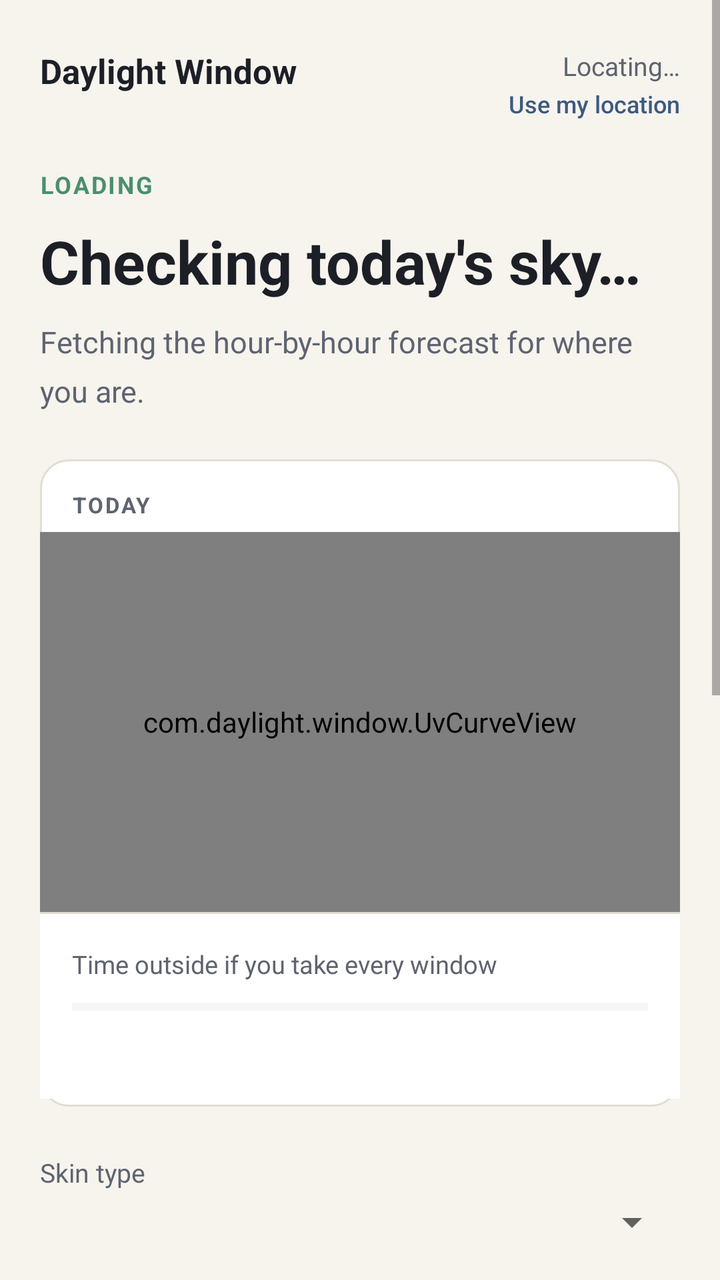
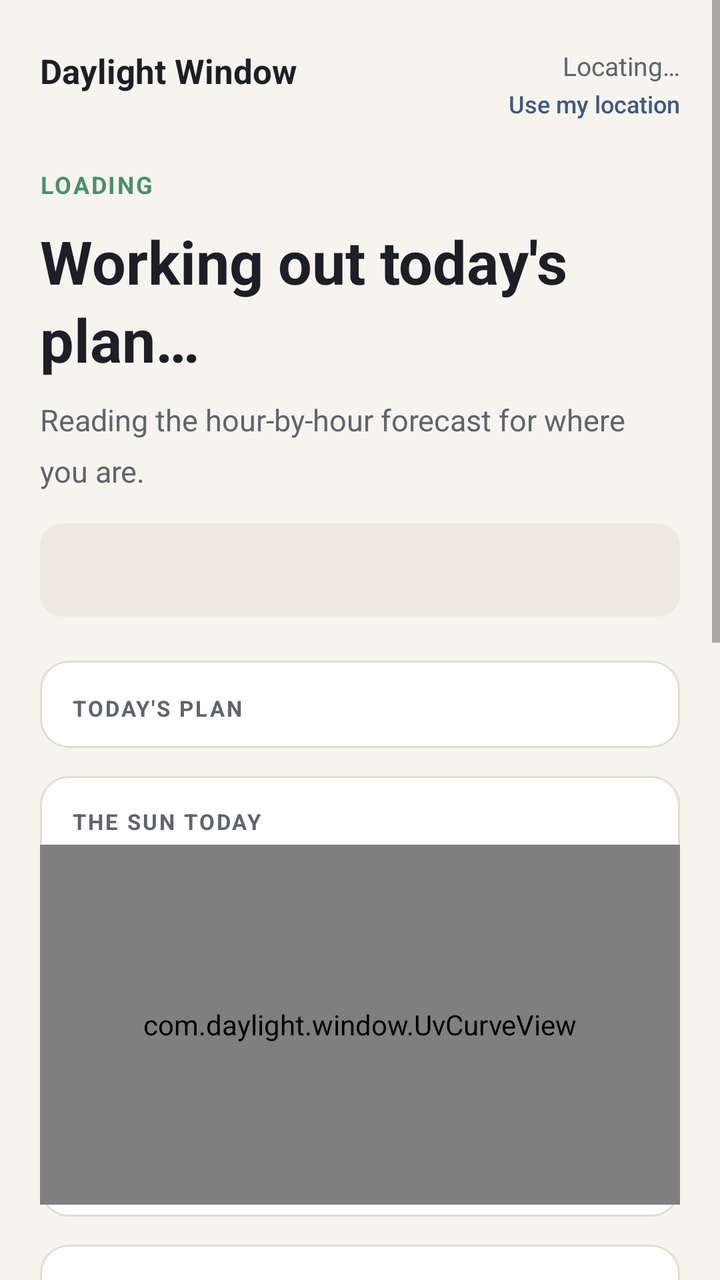

Two renders of the same Android screen: before a commit and after it. Below are the layout's source before the change and the commit's diff.
<!-- AndroidManifest.xml: application theme Theme.Daylight -->
<!-- res/layout/activity_main.xml -->
<?xml version="1.0" encoding="utf-8"?>
<ScrollView xmlns:android="http://schemas.android.com/apk/res/android"
    android:layout_width="match_parent"
    android:layout_height="match_parent"
    android:background="@color/paper"
    android:fillViewport="true">

    <LinearLayout
        android:layout_width="match_parent"
        android:layout_height="wrap_content"
        android:orientation="vertical"
        android:paddingStart="20dp"
        android:paddingEnd="20dp"
        android:paddingTop="24dp"
        android:paddingBottom="40dp">

        
        <LinearLayout
            android:layout_width="match_parent"
            android:layout_height="wrap_content"
            android:orientation="horizontal"
            android:baselineAligned="true">

            <TextView
                android:layout_width="0dp"
                android:layout_height="wrap_content"
                android:layout_weight="1"
                android:text="@string/app_name"
                android:textColor="@color/ink"
                android:textSize="17sp"
                android:textStyle="bold" />

            <LinearLayout
                android:layout_width="wrap_content"
                android:layout_height="wrap_content"
                android:orientation="vertical"
                android:gravity="end">

                <TextView
                    android:id="@+id/place"
                    android:layout_width="wrap_content"
                    android:layout_height="wrap_content"
                    android:text="@string/locating"
                    android:textColor="@color/ink_soft"
                    android:textSize="13sp" />

                <Button
                    android:id="@+id/relocate"
                    style="?android:attr/borderlessButtonStyle"
                    android:layout_width="wrap_content"
                    android:layout_height="wrap_content"
                    android:minHeight="0dp"
                    android:minWidth="0dp"
                    android:paddingStart="0dp"
                    android:paddingEnd="0dp"
                    android:paddingTop="2dp"
                    android:paddingBottom="2dp"
                    android:text="@string/use_my_location"
                    android:textAllCaps="false"
                    android:textColor="@color/accent"
                    android:textSize="12sp" />
            </LinearLayout>
        </LinearLayout>

        
        <TextView
            android:id="@+id/status"
            android:layout_width="wrap_content"
            android:layout_height="wrap_content"
            android:layout_marginTop="22dp"
            android:letterSpacing="0.08"
            android:text="@string/status_loading"
            android:textAllCaps="true"
            android:textColor="@color/uv_none"
            android:textSize="12sp"
            android:textStyle="bold" />

        <TextView
            android:id="@+id/headline"
            android:layout_width="match_parent"
            android:layout_height="wrap_content"
            android:layout_marginTop="10dp"
            android:lineSpacingMultiplier="1.1"
            android:text="@string/headline_loading"
            android:textColor="@color/ink"
            android:textSize="30sp"
            android:textStyle="bold" />

        <TextView
            android:id="@+id/detail"
            android:layout_width="match_parent"
            android:layout_height="wrap_content"
            android:layout_marginTop="10dp"
            android:lineSpacingMultiplier="1.35"
            android:text="@string/detail_loading"
            android:textColor="@color/ink_soft"
            android:textSize="15sp" />

        
        <LinearLayout
            android:layout_width="match_parent"
            android:layout_height="wrap_content"
            android:layout_marginTop="24dp"
            android:background="@drawable/card"
            android:orientation="vertical"
            android:paddingBottom="4dp">

            <LinearLayout
                android:layout_width="match_parent"
                android:layout_height="wrap_content"
                android:orientation="horizontal"
                android:baselineAligned="true"
                android:paddingStart="16dp"
                android:paddingEnd="16dp"
                android:paddingTop="14dp">

                <TextView
                    android:layout_width="0dp"
                    android:layout_height="wrap_content"
                    android:layout_weight="1"
                    android:letterSpacing="0.09"
                    android:text="@string/today"
                    android:textAllCaps="true"
                    android:textColor="@color/ink_soft"
                    android:textSize="11sp"
                    android:textStyle="bold" />

                <TextView
                    android:id="@+id/peak"
                    android:layout_width="wrap_content"
                    android:layout_height="wrap_content"
                    android:textColor="@color/ink_soft"
                    android:textSize="12sp" />
            </LinearLayout>

            <com.daylight.window.UvCurveView
                android:id="@+id/curve"
                android:layout_width="match_parent"
                android:layout_height="190dp"
                android:layout_marginTop="6dp" />

            <LinearLayout
                android:id="@+id/windows"
                android:layout_width="match_parent"
                android:layout_height="wrap_content"
                android:orientation="vertical" />

            
            <LinearLayout
                android:layout_width="match_parent"
                android:layout_height="wrap_content"
                android:background="@drawable/divider_top"
                android:orientation="vertical"
                android:padding="16dp">

                <LinearLayout
                    android:layout_width="match_parent"
                    android:layout_height="wrap_content"
                    android:orientation="horizontal"
                    android:baselineAligned="true">

                    <TextView
                        android:layout_width="0dp"
                        android:layout_height="wrap_content"
                        android:layout_weight="1"
                        android:text="@string/summary_label"
                        android:textColor="@color/ink_soft"
                        android:textSize="12.5sp" />

                    <TextView
                        android:id="@+id/summary_value"
                        android:layout_width="wrap_content"
                        android:layout_height="wrap_content"
                        android:textColor="@color/ink"
                        android:textSize="14sp"
                        android:textStyle="bold" />
                </LinearLayout>

                <ProgressBar
                    android:id="@+id/summary_bar"
                    style="?android:attr/progressBarStyleHorizontal"
                    android:layout_width="match_parent"
                    android:layout_height="7dp"
                    android:layout_marginTop="9dp"
                    android:max="100"
                    android:progressTint="@color/uv_none"
                    android:progressBackgroundTint="@color/rule" />

                <TextView
                    android:id="@+id/summary_hint"
                    android:layout_width="match_parent"
                    android:layout_height="wrap_content"
                    android:layout_marginTop="9dp"
                    android:lineSpacingMultiplier="1.3"
                    android:textColor="@color/ink_soft"
                    android:textSize="12.5sp" />
            </LinearLayout>
        </LinearLayout>

        
        <TextView
            android:layout_width="match_parent"
            android:layout_height="wrap_content"
            android:layout_marginTop="24dp"
            android:text="@string/label_skin"
            android:textColor="@color/ink_soft"
            android:textSize="13sp" />

        <Spinner
            android:id="@+id/skin"
            android:layout_width="match_parent"
            android:layout_height="wrap_content"
            android:layout_marginTop="4dp" />

        <TextView
            android:layout_width="match_parent"
            android:layout_height="wrap_content"
            android:layout_marginTop="16dp"
            android:text="@string/label_limit"
            android:textColor="@color/ink_soft"
            android:textSize="13sp" />

        <Spinner
            android:id="@+id/limit"
            android:layout_width="match_parent"
            android:layout_height="wrap_content"
            android:layout_marginTop="4dp" />

        <LinearLayout
            android:layout_width="match_parent"
            android:layout_height="wrap_content"
            android:layout_marginTop="18dp"
            android:gravity="center_vertical"
            android:orientation="horizontal">

            <TextView
                android:layout_width="0dp"
                android:layout_height="wrap_content"
                android:layout_weight="1"
                android:text="@string/label_remind"
                android:textColor="@color/ink_soft"
                android:textSize="13sp" />

            <Button
                android:id="@+id/remind"
                android:layout_width="wrap_content"
                android:layout_height="wrap_content"
                android:text="@string/reminders_off"
                android:textAllCaps="false" />
        </LinearLayout>

        
        <View
            android:layout_width="match_parent"
            android:layout_height="1dp"
            android:layout_marginTop="26dp"
            android:background="@color/rule" />

        <TextView
            android:layout_width="match_parent"
            android:layout_height="wrap_content"
            android:layout_marginTop="16dp"
            android:lineSpacingMultiplier="1.5"
            android:text="@string/footer_number"
            android:textColor="@color/ink_soft"
            android:textSize="12.5sp" />

        <TextView
            android:layout_width="match_parent"
            android:layout_height="wrap_content"
            android:layout_marginTop="10dp"
            android:lineSpacingMultiplier="1.5"
            android:text="@string/footer_how"
            android:textColor="@color/ink_soft"
            android:textSize="12.5sp" />

        <TextView
            android:layout_width="match_parent"
            android:layout_height="wrap_content"
            android:layout_marginTop="10dp"
            android:lineSpacingMultiplier="1.5"
            android:text="@string/footer_caveat"
            android:textColor="@color/ink_soft"
            android:textSize="12.5sp" />

        <TextView
            android:layout_width="match_parent"
            android:layout_height="wrap_content"
            android:layout_marginTop="10dp"
            android:text="@string/footer_source"
            android:textColor="@color/ink_soft"
            android:textSize="12.5sp" />
    </LinearLayout>
</ScrollView>
<!-- resources referenced by this layout -->
<resources>
  <color name="accent">#FF3D5A80</color>
  <color name="ink">#FF1C1F26</color>
  <color name="ink_soft">#FF5E6470</color>
  <color name="paper">#FFF7F4EE</color>
  <color name="rule">#FFE2DDD3</color>
  <color name="uv_none">#FF4A8F6B</color>
  <!-- drawable card (drawable) -->
  <?xml version="1.0" encoding="utf-8"?>
  <shape xmlns:android="http://schemas.android.com/apk/res/android"
      android:shape="rectangle">
      <solid android:color="@color/raised" />
      <stroke android:width="1dp" android:color="@color/rule" />
      <corners android:radius="14dp" />
  </shape>
  <!-- drawable divider_top (drawable) -->
  <?xml version="1.0" encoding="utf-8"?>
  <layer-list xmlns:android="http://schemas.android.com/apk/res/android">
      <item>
          <shape android:shape="rectangle">
              <solid android:color="@color/rule" />
          </shape>
      </item>
      <item android:top="1dp">
          <shape android:shape="rectangle">
              <solid android:color="@color/raised" />
          </shape>
      </item>
  </layer-list>
  <string name="app_name">Daylight Window</string>
  <string name="detail_loading">Fetching the hour-by-hour forecast for where you are.</string>
  <string name="footer_caveat">Honest caveat. No amount of ultraviolet is completely free of risk — the risk falls smoothly as UV falls but never reaches zero. This finds the gentlest daylight of your day. It is not medical advice.</string>
  <string name="footer_how">How windows are picked. The app reads the hourly forecast for your exact spot, cloud cover already included, and marks every stretch of daylight sitting at or under your limit.</string>
  <string name="footer_number">The number that matters. Each window shows how long you could stay before your skin would just start to pink, and the bar shows how much of that allowance the day\'s windows use up. Staying well inside it means no burn, and the ultraviolet you do collect is the small, slow kind — which is what adds up over decades into ageing.</string>
  <string name="footer_source">Forecast data from Open-Meteo.</string>
  <string name="headline_loading">Checking today\'s sky…</string>
  <string name="label_limit">Never go out above</string>
  <string name="label_remind">Remind me when a window opens</string>
  <string name="label_skin">Skin type</string>
  <string name="locating">Locating…</string>
  <string name="reminders_off">Turn on</string>
  <string name="status_loading">Loading</string>
  <string name="summary_label">Time outside if you take every window</string>
  <string name="today">Today</string>
  <string name="use_my_location">Use my location</string>
  <style name="Theme.Daylight" parent="Theme.AppCompat.DayNight.NoActionBar">
          <item name="android:colorBackground">@color/paper</item>
          <item name="android:textColorPrimary">@color/ink</item>
          <item name="android:statusBarColor">@color/paper</item>
          <item name="colorAccent">@color/accent</item>
      </style>
  <color name="raised">#FFFFFFFF</color>
</resources>

<!-- the commit's change to res/layout/activity_main.xml (unified diff, before → after) -->
@@ -18,8 +18,8 @@
         <LinearLayout
             android:layout_width="match_parent"
             android:layout_height="wrap_content"
-            android:orientation="horizontal"
-            android:baselineAligned="true">
+            android:baselineAligned="true"
+            android:orientation="horizontal">
 
             <TextView
                 android:layout_width="0dp"
@@ -33,8 +33,8 @@
             <LinearLayout
                 android:layout_width="wrap_content"
                 android:layout_height="wrap_content"
-                android:orientation="vertical"
-                android:gravity="end">
+                android:gravity="end"
+                android:orientation="vertical">
 
                 <TextView
                     android:id="@+id/place"
@@ -91,44 +91,103 @@
             android:layout_width="match_parent"
             android:layout_height="wrap_content"
             android:layout_marginTop="10dp"
-            android:lineSpacingMultiplier="1.35"
+            android:lineSpacingMultiplier="1.4"
             android:text="@string/detail_loading"
             android:textColor="@color/ink_soft"
             android:textSize="15sp" />
 
         
+        <TextView
+            android:id="@+id/safety"
+            android:layout_width="match_parent"
+            android:layout_height="wrap_content"
+            android:layout_marginTop="16dp"
+            android:background="@drawable/safety_panel"
+            android:lineSpacingMultiplier="1.45"
+            android:padding="14dp"
+            android:textColor="@color/ink"
+            android:textSize="13.5sp" />
+
+        
         <LinearLayout
             android:layout_width="match_parent"
             android:layout_height="wrap_content"
-            android:layout_marginTop="24dp"
+            android:layout_marginTop="22dp"
             android:background="@drawable/card"
-            android:orientation="vertical"
-            android:paddingBottom="4dp">
+            android:orientation="vertical">
 
             <LinearLayout
                 android:layout_width="match_parent"
                 android:layout_height="wrap_content"
+                android:baselineAligned="true"
                 android:orientation="horizontal"
-                android:baselineAligned="true"
                 android:paddingStart="16dp"
                 android:paddingEnd="16dp"
-                android:paddingTop="14dp">
+                android:paddingTop="14dp"
+                android:paddingBottom="12dp">
 
                 <TextView
                     android:layout_width="0dp"
                     android:layout_height="wrap_content"
                     android:layout_weight="1"
                     android:letterSpacing="0.09"
-                    android:text="@string/today"
+                    android:text="@string/todays_plan"
                     android:textAllCaps="true"
                     android:textColor="@color/ink_soft"
                     android:textSize="11sp"
                     android:textStyle="bold" />
 
                 <TextView
+                    android:id="@+id/total"
+                    android:layout_width="wrap_content"
+                    android:layout_height="wrap_content"
+                    android:maxLines="1"
+                    android:textColor="@color/ink"
+                    android:textSize="13sp"
+                    android:textStyle="bold" />
+            </LinearLayout>
+
+            <LinearLayout
+                android:id="@+id/plan"
+                android:layout_width="match_parent"
+                android:layout_height="wrap_content"
+                android:orientation="vertical" />
+        </LinearLayout>
+
+        
+        <LinearLayout
+            android:layout_width="match_parent"
+            android:layout_height="wrap_content"
+            android:layout_marginTop="14dp"
+            android:background="@drawable/card"
+            android:orientation="vertical"
+            android:paddingBottom="6dp">
+
+            <LinearLayout
+                android:layout_width="match_parent"
+                android:layout_height="wrap_content"
+                android:baselineAligned="true"
+                android:orientation="horizontal"
+                android:paddingStart="16dp"
+                android:paddingEnd="16dp"
+                android:paddingTop="14dp">
+
+                <TextView
+                    android:layout_width="0dp"
+                    android:layout_height="wrap_content"
+                    android:layout_weight="1"
+                    android:letterSpacing="0.09"
+                    android:text="@string/sun_today"
+                    android:textAllCaps="true"
+                    android:textColor="@color/ink_soft"
+                    android:textSize="11sp"
+                    android:textStyle="bold" />
+
+                <TextView
                     android:id="@+id/peak"
                     android:layout_width="wrap_content"
                     android:layout_height="wrap_content"
+                    android:maxLines="1"
                     android:textColor="@color/ink_soft"
                     android:textSize="12sp" />
             </LinearLayout>
@@ -136,72 +195,52 @@
             <com.daylight.window.UvCurveView
                 android:id="@+id/curve"
                 android:layout_width="match_parent"
-                android:layout_height="190dp"
-                android:layout_marginTop="6dp" />
-
-            <LinearLayout
-                android:id="@+id/windows"
-                android:layout_width="match_parent"
-                android:layout_height="wrap_content"
-                android:orientation="vertical" />
-
-            
-            <LinearLayout
-                android:layout_width="match_parent"
-                android:layout_height="wrap_content"
-                android:background="@drawable/divider_top"
-                android:orientation="vertical"
-                android:padding="16dp">
-
-                <LinearLayout
-                    android:layout_width="match_parent"
-                    android:layout_height="wrap_content"
-                    android:orientation="horizontal"
-                    android:baselineAligned="true">
-
-                    <TextView
-                        android:layout_width="0dp"
-                        android:layout_height="wrap_content"
-                        android:layout_weight="1"
-                        android:text="@string/summary_label"
-                        android:textColor="@color/ink_soft"
-                        android:textSize="12.5sp" />
-
-                    <TextView
-                        android:id="@+id/summary_value"
-                        android:layout_width="wrap_content"
-                        android:layout_height="wrap_content"
-                        android:textColor="@color/ink"
-                        android:textSize="14sp"
-                        android:textStyle="bold" />
-                </LinearLayout>
-
-                <ProgressBar
-                    android:id="@+id/summary_bar"
-                    style="?android:attr/progressBarStyleHorizontal"
-                    android:layout_width="match_parent"
-                    android:layout_height="7dp"
-                    android:layout_marginTop="9dp"
-                    android:max="100"
-                    android:progressTint="@color/uv_none"
-                    android:progressBackgroundTint="@color/rule" />
-
-                <TextView
-                    android:id="@+id/summary_hint"
-                    android:layout_width="match_parent"
-                    android:layout_height="wrap_content"
-                    android:layout_marginTop="9dp"
-                    android:lineSpacingMultiplier="1.3"
-                    android:textColor="@color/ink_soft"
-                    android:textSize="12.5sp" />
-            </LinearLayout>
+                android:layout_height="180dp"
+                android:layout_marginTop="4dp" />
         </LinearLayout>
 
         
-        <TextView
-            android:layout_width="match_parent"
-            android:layout_height="wrap_content"
-            android:layout_marginTop="24dp"
+        <LinearLayout
+            android:layout_width="match_parent"
+            android:layout_height="wrap_content"
+            android:layout_marginTop="14dp"
+            android:background="@drawable/card"
+            android:orientation="vertical"
+            android:padding="16dp">
+
+            <TextView
+                android:layout_width="match_parent"
+                android:layout_height="wrap_content"
+                android:letterSpacing="0.09"
+                android:text="@string/going_out_now"
+                android:textAllCaps="true"
+                android:textColor="@color/ink_soft"
+                android:textSize="11sp"
+                android:textStyle="bold" />
+
+            <TextView
+                android:id="@+id/trip_status"
+                android:layout_width="match_parent"
+                android:layout_height="wrap_content"
+                android:layout_marginTop="8dp"
+                android:lineSpacingMultiplier="1.4"
+                android:textColor="@color/ink"
+                android:textSize="14sp" />
+
+            <Button
+                android:id="@+id/trip"
+                android:layout_width="match_parent"
+                android:layout_height="wrap_content"
+                android:layout_marginTop="12dp"
+                android:text="@string/trip_start"
+                android:textAllCaps="false" />
+        </LinearLayout>
+
+        
+        <TextView
+            android:layout_width="match_parent"
+            android:layout_height="wrap_content"
+            android:layout_marginTop="26dp"
             android:text="@string/label_skin"
             android:textColor="@color/ink_soft"
             android:textSize="13sp" />
@@ -216,78 +255,68 @@
             android:layout_width="match_parent"
             android:layout_height="wrap_content"
             android:layout_marginTop="16dp"
-            android:text="@string/label_limit"
+            android:text="@string/label_profile"
             android:textColor="@color/ink_soft"
             android:textSize="13sp" />
 
         <Spinner
-            android:id="@+id/limit"
+            android:id="@+id/profile"
             android:layout_width="match_parent"
             android:layout_height="wrap_content"
             android:layout_marginTop="4dp" />
 
-        <LinearLayout
+        <TextView
+            android:id="@+id/profile_note"
+            android:layout_width="match_parent"
+            android:layout_height="wrap_content"
+            android:layout_marginTop="8dp"
+            android:lineSpacingMultiplier="1.45"
+            android:textColor="@color/ink_soft"
+            android:textSize="12.5sp" />
+
+        <TextView
+            android:layout_width="match_parent"
+            android:layout_height="wrap_content"
+            android:layout_marginTop="16dp"
+            android:text="@string/label_shape"
+            android:textColor="@color/ink_soft"
+            android:textSize="13sp" />
+
+        <Spinner
+            android:id="@+id/shape"
+            android:layout_width="match_parent"
+            android:layout_height="wrap_content"
+            android:layout_marginTop="4dp" />
+
+        <TextView
+            android:layout_width="match_parent"
+            android:layout_height="wrap_content"
+            android:layout_marginTop="16dp"
+            android:text="@string/label_alerts"
+            android:textColor="@color/ink_soft"
+            android:textSize="13sp" />
+
+        <Spinner
+            android:id="@+id/alerts"
+            android:layout_width="match_parent"
+            android:layout_height="wrap_content"
+            android:layout_marginTop="4dp" />
+
+        
+        <Button
+            android:id="@+id/sources"
+            android:layout_width="match_parent"
+            android:layout_height="wrap_content"
+            android:layout_marginTop="24dp"
+            android:text="@string/where_numbers_come_from"
+            android:textAllCaps="false" />
+
+        <TextView
             android:layout_width="match_parent"
             android:layout_height="wrap_content"
             android:layout_marginTop="18dp"
-            android:gravity="center_vertical"
-            android:orientation="horizontal">
-
-            <TextView
-                android:layout_width="0dp"
-                android:layout_height="wrap_content"
-                android:layout_weight="1"
-                android:text="@string/label_remind"
-                android:textColor="@color/ink_soft"
-                android:textSize="13sp" />
-
-            <Button
-                android:id="@+id/remind"
-                android:layout_width="wrap_content"
-                android:layout_height="wrap_content"
-                android:text="@string/reminders_off"
-                android:textAllCaps="false" />
-        </LinearLayout>
-
-        
-        <View
-            android:layout_width="match_parent"
-            android:layout_height="1dp"
-            android:layout_marginTop="26dp"
-            android:background="@color/rule" />
-
-        <TextView
-            android:layout_width="match_parent"
-            android:layout_height="wrap_content"
-            android:layout_marginTop="16dp"
-            android:lineSpacingMultiplier="1.5"
-            android:text="@string/footer_number"
-            android:textColor="@color/ink_soft"
-            android:textSize="12.5sp" />
-
-        <TextView
-            android:layout_width="match_parent"
-            android:layout_height="wrap_content"
-            android:layout_marginTop="10dp"
-            android:lineSpacingMultiplier="1.5"
-            android:text="@string/footer_how"
-            android:textColor="@color/ink_soft"
-            android:textSize="12.5sp" />
-
-        <TextView
-            android:layout_width="match_parent"
-            android:layout_height="wrap_content"
-            android:layout_marginTop="10dp"
             android:lineSpacingMultiplier="1.5"
             android:text="@string/footer_caveat"
-            android:textColor="@color/ink_soft"
-            android:textSize="12.5sp" />
-
-        <TextView
-            android:layout_width="match_parent"
-            android:layout_height="wrap_content"
-            android:layout_marginTop="10dp"
-            android:text="@string/footer_source"
             android:textColor="@color/ink_soft"
             android:textSize="12.5sp" />
     </LinearLayout>
<!-- resource entries referenced after the edit -->
@@ -5,6 +5,7 @@
   <color name="ink_soft">#FF5E6470</color>
   <color name="paper">#FFF7F4EE</color>
   <color name="rule">#FFE2DDD3</color>
+  <color name="safety_panel">#FFEFEAE0</color>
   <color name="uv_none">#FF4A8F6B</color>
   <!-- drawable card (drawable) -->
   <?xml version="1.0" encoding="utf-8"?>
@@ -14,36 +15,29 @@
       <stroke android:width="1dp" android:color="@color/rule" />
       <corners android:radius="14dp" />
   </shape>
-  <!-- drawable divider_top (drawable) -->
+  <!-- drawable safety_panel (drawable) -->
   <?xml version="1.0" encoding="utf-8"?>
-  <layer-list xmlns:android="http://schemas.android.com/apk/res/android">
-      <item>
-          <shape android:shape="rectangle">
-              <solid android:color="@color/rule" />
-          </shape>
-      </item>
-      <item android:top="1dp">
-          <shape android:shape="rectangle">
-              <solid android:color="@color/raised" />
-          </shape>
-      </item>
-  </layer-list>
+  <shape xmlns:android="http://schemas.android.com/apk/res/android"
+      android:shape="rectangle">
+      <solid android:color="@color/safety_panel" />
+      <corners android:radius="11dp" />
+  </shape>
   <string name="app_name">Daylight Window</string>
-  <string name="detail_loading">Fetching the hour-by-hour forecast for where you are.</string>
-  <string name="footer_caveat">Honest caveat. No amount of ultraviolet is completely free of risk — the risk falls smoothly as UV falls but never reaches zero. This finds the gentlest daylight of your day. It is not medical advice.</string>
-  <string name="footer_how">How windows are picked. The app reads the hourly forecast for your exact spot, cloud cover already included, and marks every stretch of daylight sitting at or under your limit.</string>
-  <string name="footer_number">The number that matters. Each window shows how long you could stay before your skin would just start to pink, and the bar shows how much of that allowance the day\'s windows use up. Staying well inside it means no burn, and the ultraviolet you do collect is the small, slow kind — which is what adds up over decades into ageing.</string>
-  <string name="footer_source">Forecast data from Open-Meteo.</string>
-  <string name="headline_loading">Checking today\'s sky…</string>
-  <string name="label_limit">Never go out above</string>
-  <string name="label_remind">Remind me when a window opens</string>
+  <string name="detail_loading">Reading the hour-by-hour forecast for where you are.</string>
+  <string name="footer_caveat">No amount of sun is completely free of risk — that is measured, not a disclaimer. The risk falls as the sun weakens but never reaches zero. This app finds the gentlest daylight of your day and keeps your total under a published safety limit. It is not medical advice.</string>
+  <string name="going_out_now">Going out right now</string>
+  <string name="headline_loading">Working out today\'s plan…</string>
+  <string name="label_alerts">How to tell me</string>
+  <string name="label_profile">How much sun per day</string>
+  <string name="label_shape">How to split your time</string>
   <string name="label_skin">Skin type</string>
   <string name="locating">Locating…</string>
-  <string name="reminders_off">Turn on</string>
   <string name="status_loading">Loading</string>
-  <string name="summary_label">Time outside if you take every window</string>
-  <string name="today">Today</string>
+  <string name="sun_today">The sun today</string>
+  <string name="todays_plan">Today\'s plan</string>
+  <string name="trip_start">I am going outside now</string>
   <string name="use_my_location">Use my location</string>
+  <string name="where_numbers_come_from">Where these numbers come from</string>
   <style name="Theme.Daylight" parent="Theme.AppCompat.DayNight.NoActionBar">
           <item name="android:colorBackground">@color/paper</item>
           <item name="android:textColorPrimary">@color/ink</item>
